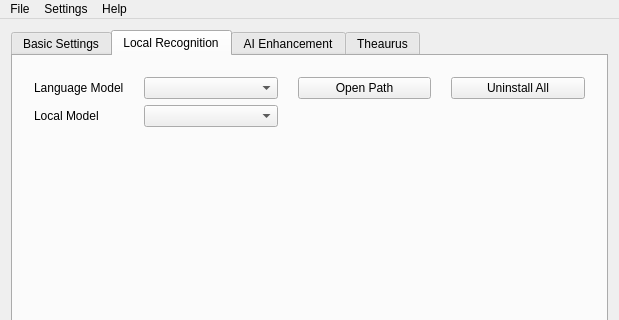
Qt form src/MainWin.ui (Zeuear/IME_Audio) before a commit; both pictures show x 0 to 619 and y 0 to 320 of the 619 by 789 pixel window.
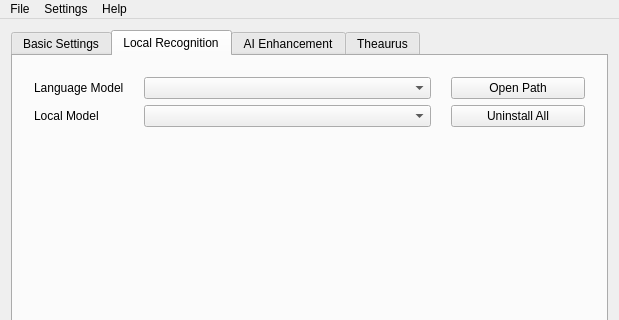
The same form after that commit. The open tabs and pages were chosen to show the change. Icons and pictures are not drawn. Custom widgets are drawn as their Qt base class.

Diff of the .ui file:
```diff
--- a/src/MainWin.ui
+++ b/src/MainWin.ui
@@ -574,35 +574,16 @@
               <property name="verticalSpacing">
                <number>6</number>
               </property>
-              <item row="1" column="1">
-               <widget class="QComboBox" name="language_comb">
-                <property name="sizePolicy">
-                 <sizepolicy hsizetype="Ignored" vsizetype="Fixed">
-                  <horstretch>0</horstretch>
-                  <verstretch>0</verstretch>
-                 </sizepolicy>
-                </property>
-                <property name="minimumSize">
+              <item row="1" column="0">
+               <widget class="QLabel" name="label_9">
+                <property name="maximumSize">
                  <size>
-                  <width>0</width>
-                  <height>0</height>
+                  <width>16777215</width>
+                  <height>16777215</height>
                  </size>
                 </property>
-                <property name="sizeAdjustPolicy">
-                 <enum>QComboBox::SizeAdjustPolicy::AdjustToContentsOnFirstShow</enum>
-                </property>
-               </widget>
-              </item>
-              <item row="2" column="1">
-               <widget class="QComboBox" name="local_model_comb">
-                <property name="sizePolicy">
-                 <sizepolicy hsizetype="Ignored" vsizetype="Fixed">
-                  <horstretch>0</horstretch>
-                  <verstretch>0</verstretch>
-                 </sizepolicy>
-                </property>
-                <property name="sizeAdjustPolicy">
-                 <enum>QComboBox::SizeAdjustPolicy::AdjustToContentsOnFirstShow</enum>
+                <property name="text">
+                 <string>Language Model</string>
                 </property>
                </widget>
               </item>
@@ -638,33 +619,52 @@
                 </property>
                </spacer>
               </item>
-              <item row="1" column="0">
-               <widget class="QLabel" name="label_9">
-                <property name="maximumSize">
-                 <size>
-                  <width>16777215</width>
-                  <height>16777215</height>
-                 </size>
-                </property>
-                <property name="text">
-                 <string>Language Model</string>
-                </property>
-               </widget>
-              </item>
-              <item row="1" column="2">
+              <item row="1" column="3">
                <widget class="QPushButton" name="open_path_btn">
                 <property name="text">
                  <string>Open Path</string>
                 </property>
                </widget>
               </item>
-              <item row="1" column="3">
+              <item row="2" column="3">
                <widget class="QPushButton" name="uninstall_sherpa_btn">
                 <property name="text">
                  <string>Uninstall All</string>
                 </property>
                </widget>
               </item>
+              <item row="2" column="1" colspan="2">
+               <widget class="QComboBox" name="local_model_comb">
+                <property name="sizePolicy">
+                 <sizepolicy hsizetype="Ignored" vsizetype="Fixed">
+                  <horstretch>0</horstretch>
+                  <verstretch>0</verstretch>
+                 </sizepolicy>
+                </property>
+                <property name="sizeAdjustPolicy">
+                 <enum>QComboBox::SizeAdjustPolicy::AdjustToContentsOnFirstShow</enum>
+                </property>
+               </widget>
+              </item>
+              <item row="1" column="1" colspan="2">
+               <widget class="QComboBox" name="language_comb">
+                <property name="sizePolicy">
+                 <sizepolicy hsizetype="Ignored" vsizetype="Fixed">
+                  <horstretch>0</horstretch>
+                  <verstretch>0</verstretch>
+                 </sizepolicy>
+                </property>
+                <property name="minimumSize">
+                 <size>
+                  <width>0</width>
+                  <height>0</height>
+                 </size>
+                </property>
+                <property name="sizeAdjustPolicy">
+                 <enum>QComboBox::SizeAdjustPolicy::AdjustToContentsOnFirstShow</enum>
+                </property>
+               </widget>
+              </item>
              </layout>
             </item>
             <item>
```
Left out of the diff: 2 changed lines with no effect on the pictures.
